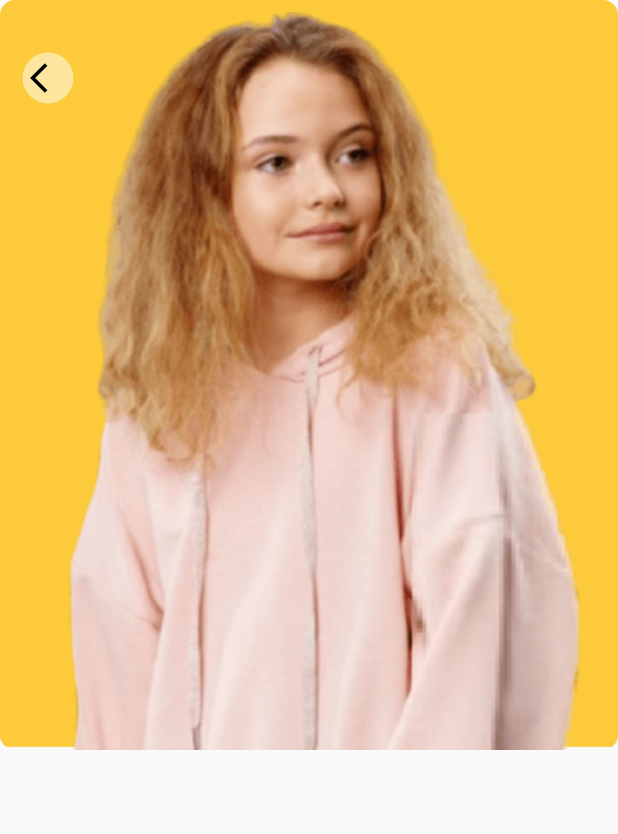
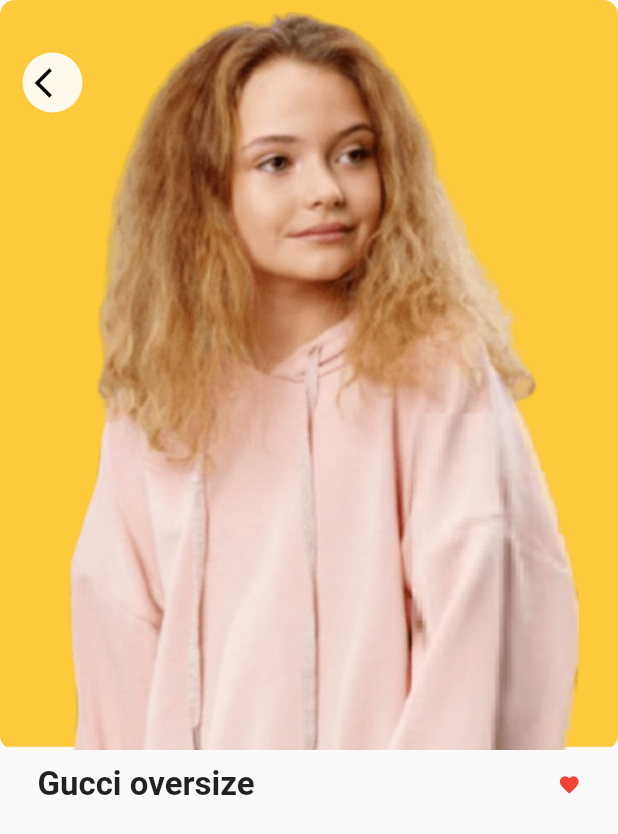
Before and after one commit to mehedi4958/ecommerce01, a Flutter app: the screen it shows after launch, after a tap on "Gucci oversize", on a phone screen of 412 x 824 dp. Shown: the top 834 px of the screen. Run offline on Flutter 3.47's test engine with Material 2 defaults, Android fonts, the phone set to English and light mode, and no system bars; our stand-ins replace cloud_firestore, firebase_auth, firebase_core, firebase_storage, image_picker; accounts and stored records are empty.

Commit message:
detail screen created

```diff
--- a/lib/views/screens/detail/detail_screen.dart
+++ b/lib/views/screens/detail/detail_screen.dart
@@ -33,9 +33,9 @@ class DetailScreen extends StatelessWidget {
                     Navigator.of(context).pop();
                   },
                   child: Container(
-                    padding: const EdgeInsets.all(5),
+                    padding: const EdgeInsets.all(8),
                     decoration: BoxDecoration(
-                      color: Colors.white.withOpacity(0.5),
+                      color: Colors.white.withOpacity(0.9),
                       shape: BoxShape.circle,
                     ),
                     child: const Icon(
@@ -47,6 +47,31 @@ class DetailScreen extends StatelessWidget {
               ),
             ],
           ),
+          Container(
+            padding: const EdgeInsets.symmetric(
+              vertical: 10,
+              horizontal: 25,
+            ),
+            child: Row(
+              mainAxisAlignment: MainAxisAlignment.spaceBetween,
+              children: [
+                Text(
+                  clothes.productName.toString(),
+                  style: const TextStyle(
+                    fontSize: 22,
+                    fontWeight: FontWeight.bold,
+                  ),
+                ),
+                Container(
+                  child: const Icon(
+                    Icons.favorite,
+                    color: Colors.red,
+                    size: 15,
+                  ),
+                )
+              ],
+            ),
+          ),
         ],
       ),
     );
```
